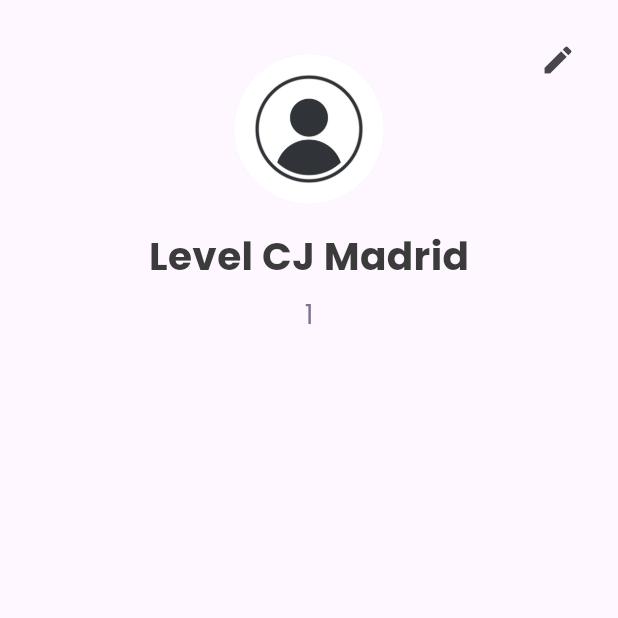
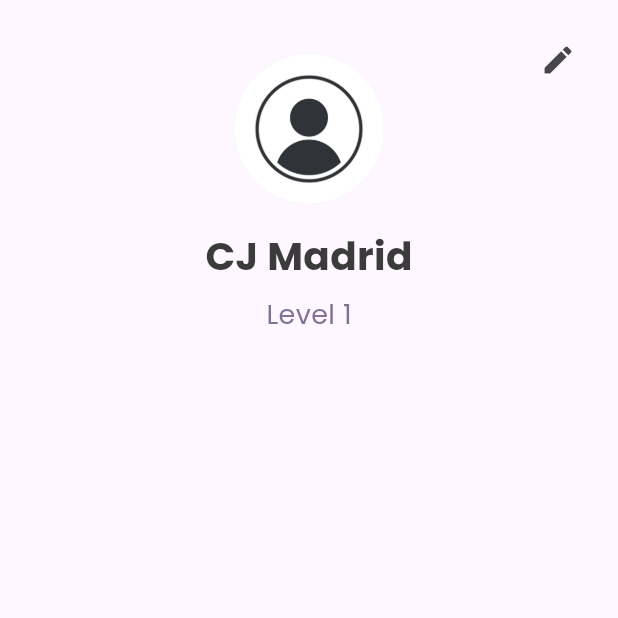
Before and after one commit to PeterDMadrid/Flutter_UI, a Flutter app: the ProfileScreen screen opened directly, on a phone screen of 412 x 824 dp, the top half of it. Run offline on Flutter 3.47's test engine with Material 3 defaults, Android fonts, the phone set to English and light mode, and no system bars; our stand-ins replace lottie.

Commit message:
simple fix on text

```diff
--- a/lib/screens/profile/profile_screen.dart
+++ b/lib/screens/profile/profile_screen.dart
@@ -26,12 +26,12 @@ class ProfileScreen extends StatelessWidget {
                   ),
                   const SizedBox(height: 16),
                   Text(
-                    "Level $name",
+                    name,
                     style: AppStyles.headLineStyle1,
                   ),
                   const SizedBox(height: 8),
                   Text(
-                    level, // Use the passed level
+                    "Level $level", // Use the passed level
                     style: TextStyle(
                       fontSize: 18,
                       color: AppStyles.lavender,
```
